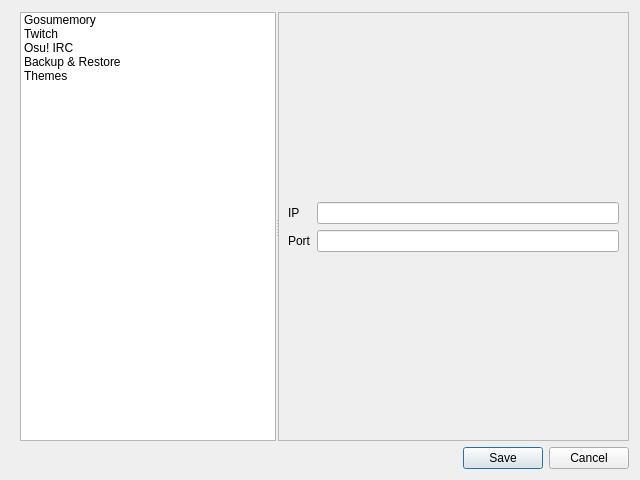
Old version of the form forms/preferences.ui in the repository MirayaProject/miraya.
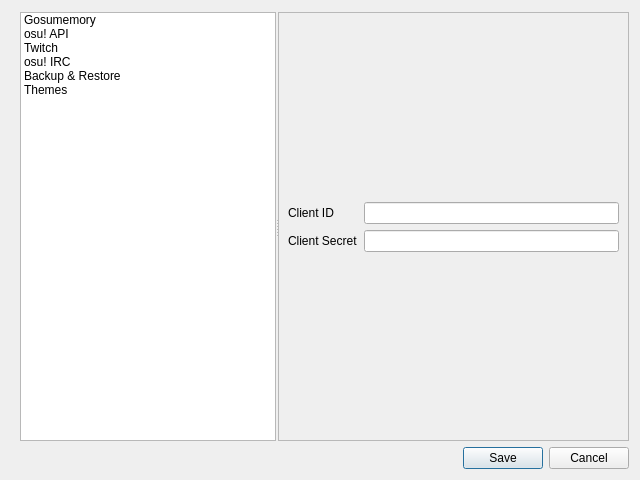
New version of the form. The open tabs and pages were chosen to show the change. Icons and pictures are not drawn.

Commit message: 🟠 preferences: added osu! api

Diff of the .ui file:
```diff
--- a/forms/preferences.ui
+++ b/forms/preferences.ui
@@ -50,6 +50,15 @@
          <normaloff>:/resources/images/logo_gosumemory.ico</normaloff>:/resources/images/logo_gosumemory.ico</iconset>
        </property>
       </item>
+      <item>
+       <property name="text">
+        <string>osu! API</string>
+       </property>
+       <property name="icon">
+        <iconset resource="../resources.qrc">
+         <normaloff>:/resources/images/logo_osu.png</normaloff>:/resources/images/logo_osu.png</iconset>
+       </property>
+      </item>
       <item>
        <property name="text">
         <string>Twitch</string>
@@ -61,7 +70,7 @@
       </item>
       <item>
        <property name="text">
-        <string>Osu! IRC</string>
+        <string>osu! IRC</string>
        </property>
        <property name="icon">
         <iconset resource="../resources.qrc">
@@ -161,6 +170,64 @@
         </item>
        </layout>
       </widget>
+      <widget class="QWidget" name="osuapiPage">
+       <layout class="QGridLayout" name="gridLayout_7">
+        <item row="2" column="1">
+         <widget class="QLineEdit" name="osuapiClientSecretLineEdit">
+          <property name="echoMode">
+           <enum>QLineEdit::Password</enum>
+          </property>
+         </widget>
+        </item>
+        <item row="1" column="1">
+         <widget class="QLineEdit" name="osuapiClientIdLineEdit">
+          <property name="inputMethodHints">
+           <set>Qt::ImhDigitsOnly</set>
+          </property>
+         </widget>
+        </item>
+        <item row="1" column="0">
+         <widget class="QLabel" name="osuapiClientIdLabel">
+          <property name="text">
+           <string>Client ID</string>
+          </property>
+         </widget>
+        </item>
+        <item row="2" column="0">
+         <widget class="QLabel" name="osuapiClientSecretLabel">
+          <property name="text">
+           <string>Client Secret</string>
+          </property>
+         </widget>
+        </item>
+        <item row="3" column="0" colspan="2">
+         <spacer name="verticalSpacer_11">
+          <property name="orientation">
+           <enum>Qt::Vertical</enum>
+          </property>
+          <property name="sizeHint" stdset="0">
+           <size>
+            <width>20</width>
+            <height>40</height>
+           </size>
+          </property>
+         </spacer>
+        </item>
+        <item row="0" column="0" colspan="2">
+         <spacer name="verticalSpacer_10">
+          <property name="orientation">
+           <enum>Qt::Vertical</enum>
+          </property>
+          <property name="sizeHint" stdset="0">
+           <size>
+            <width>20</width>
+            <height>40</height>
+           </size>
+          </property>
+         </spacer>
+        </item>
+       </layout>
+      </widget>
       <widget class="QWidget" name="twitchPage">
        <layout class="QGridLayout" name="gridLayout_4">
         <item row="3" column="1">
```
Left out of the diff: 2 changed lines with no effect on the pictures.
